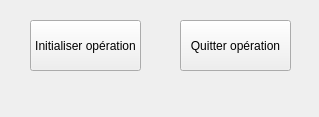
First picture: the form in f_principale.ui, repository expansia/PEAO, before the edit.
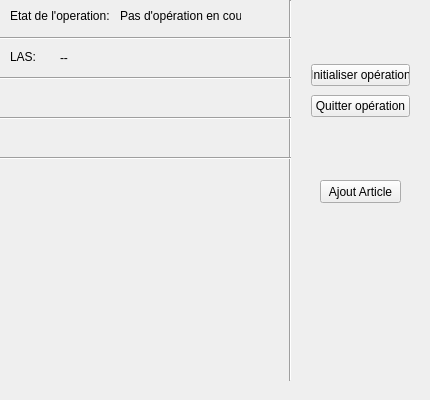
Second picture: the form after the edit.

Patch:
```diff
--- a/f_principale.ui
+++ b/f_principale.ui
@@ -6,52 +6,183 @@
    <rect>
     <x>0</x>
     <y>0</y>
-    <width>319</width>
-    <height>117</height>
+    <width>430</width>
+    <height>400</height>
    </rect>
   </property>
-  <property name="minimumSize">
-   <size>
-    <width>319</width>
-    <height>117</height>
-   </size>
-  </property>
-  <property name="maximumSize">
-   <size>
-    <width>319</width>
-    <height>117</height>
-   </size>
-  </property>
   <property name="windowTitle">
    <string>Menu principal</string>
   </property>
   <widget class="QWidget" name="centralWidget">
-   <widget class="QPushButton" name="boutonCommencerLAS">
+   <widget class="QLabel" name="lbOperationEnCours">
     <property name="geometry">
      <rect>
-      <x>30</x>
-      <y>20</y>
-      <width>111</width>
-      <height>51</height>
+      <x>120</x>
+      <y>8</y>
+      <width>121</width>
+      <height>16</height>
      </rect>
     </property>
     <property name="text">
-     <string>Initialiser opération</string>
+     <string>Pas d'opération en cours</string>
     </property>
    </widget>
-   <widget class="QPushButton" name="boutonCommencerLAS_2">
+   <widget class="QLabel" name="infoLAS">
     <property name="geometry">
      <rect>
-      <x>180</x>
-      <y>20</y>
-      <width>111</width>
-      <height>51</height>
+      <x>60</x>
+      <y>50</y>
+      <width>221</width>
+      <height>16</height>
      </rect>
     </property>
     <property name="text">
-     <string>Quitter opération</string>
+     <string>--</string>
     </property>
    </widget>
+   <widget class="QLabel" name="label">
+    <property name="geometry">
+     <rect>
+      <x>10</x>
+      <y>8</y>
+      <width>101</width>
+      <height>16</height>
+     </rect>
+    </property>
+    <property name="text">
+     <string>Etat de l'operation:</string>
+    </property>
+   </widget>
+   <widget class="Line" name="line">
+    <property name="geometry">
+     <rect>
+      <x>280</x>
+      <y>0</y>
+      <width>20</width>
+      <height>381</height>
+     </rect>
+    </property>
+    <property name="orientation">
+     <enum>Qt::Vertical</enum>
+    </property>
+   </widget>
+   <widget class="Line" name="line_2">
+    <property name="geometry">
+     <rect>
+      <x>0</x>
+      <y>30</y>
+      <width>291</width>
+      <height>16</height>
+     </rect>
+    </property>
+    <property name="orientation">
+     <enum>Qt::Horizontal</enum>
+    </property>
+   </widget>
+   <widget class="Line" name="line_3">
+    <property name="geometry">
+     <rect>
+      <x>0</x>
+      <y>70</y>
+      <width>291</width>
+      <height>16</height>
+     </rect>
+    </property>
+    <property name="orientation">
+     <enum>Qt::Horizontal</enum>
+    </property>
+   </widget>
+   <widget class="Line" name="line_4">
+    <property name="geometry">
+     <rect>
+      <x>0</x>
+      <y>110</y>
+      <width>291</width>
+      <height>16</height>
+     </rect>
+    </property>
+    <property name="orientation">
+     <enum>Qt::Horizontal</enum>
+    </property>
+   </widget>
+   <widget class="Line" name="line_5">
+    <property name="geometry">
+     <rect>
+      <x>0</x>
+      <y>150</y>
+      <width>291</width>
+      <height>16</height>
+     </rect>
+    </property>
+    <property name="orientation">
+     <enum>Qt::Horizontal</enum>
+    </property>
+   </widget>
+   <widget class="QLabel" name="label_2">
+    <property name="geometry">
+     <rect>
+      <x>10</x>
+      <y>50</y>
+      <width>46</width>
+      <height>13</height>
+     </rect>
+    </property>
+    <property name="text">
+     <string>LAS:</string>
+    </property>
+   </widget>
+   <widget class="QPushButton" name="btAjoutArticle">
+    <property name="geometry">
+     <rect>
+      <x>320</x>
+      <y>180</y>
+      <width>81</width>
+      <height>23</height>
+     </rect>
+    </property>
+    <property name="text">
+     <string>Ajout Article</string>
+    </property>
+   </widget>
+   <widget class="QWidget" name="">
+    <property name="geometry">
+     <rect>
+      <x>300</x>
+      <y>50</y>
+      <width>121</width>
+      <height>81</height>
+     </rect>
+    </property>
+    <layout class="QVBoxLayout" name="verticalLayout">
+     <item>
+      <widget class="QPushButton" name="btnInitialiserOperation">
+       <property name="text">
+        <string>Initialiser opération</string>
+       </property>
+      </widget>
+     </item>
+     <item>
+      <widget class="QPushButton" name="btnQuitterOperation">
+       <property name="text">
+        <string>Quitter opération</string>
+       </property>
+      </widget>
+     </item>
+    </layout>
+   </widget>
+   <zorder>btnInitialiserOperation</zorder>
+   <zorder>btnQuitterOperation</zorder>
+   <zorder>lbOperationEnCours</zorder>
+   <zorder>infoLAS</zorder>
+   <zorder>btnQuitterOperation</zorder>
+   <zorder>label</zorder>
+   <zorder>line</zorder>
+   <zorder>line_2</zorder>
+   <zorder>line_3</zorder>
+   <zorder>line_4</zorder>
+   <zorder>line_5</zorder>
+   <zorder>label_2</zorder>
+   <zorder>btAjoutArticle</zorder>
   </widget>
   <widget class="QMenuBar" name="menuBar">
    <property name="geometry">
```
Left out of the diff: 2 changed lines with no effect on the pictures.
